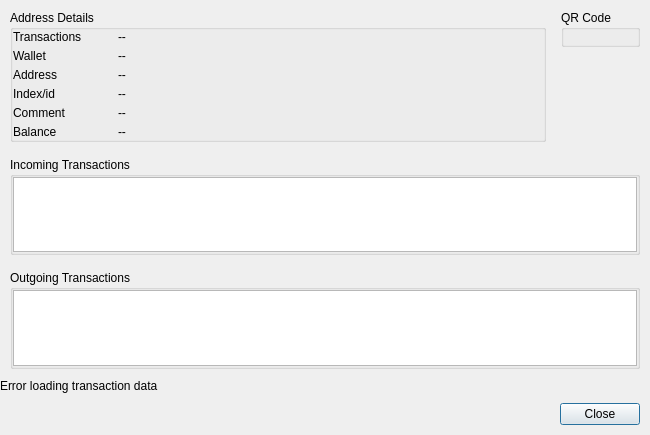
Qt form BlockSettleUILib/AddressDetailDialog.ui (BlockSettle/terminal) before a commit.
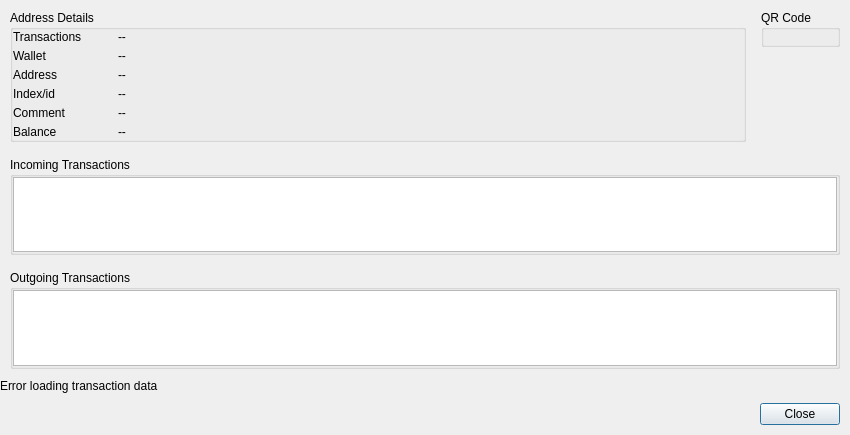
The same form after that commit.

Commit message:
Added Hash of transaction to address details dialog.
Task-number: BST-1368

What changed in the file:
```diff
--- a/BlockSettleUILib/AddressDetailDialog.ui
+++ b/BlockSettleUILib/AddressDetailDialog.ui
@@ -6,7 +6,7 @@
    <rect>
     <x>0</x>
     <y>0</y>
-    <width>650</width>
+    <width>850</width>
     <height>435</height>
    </rect>
   </property>
```
The commit also changes 5 other files.
